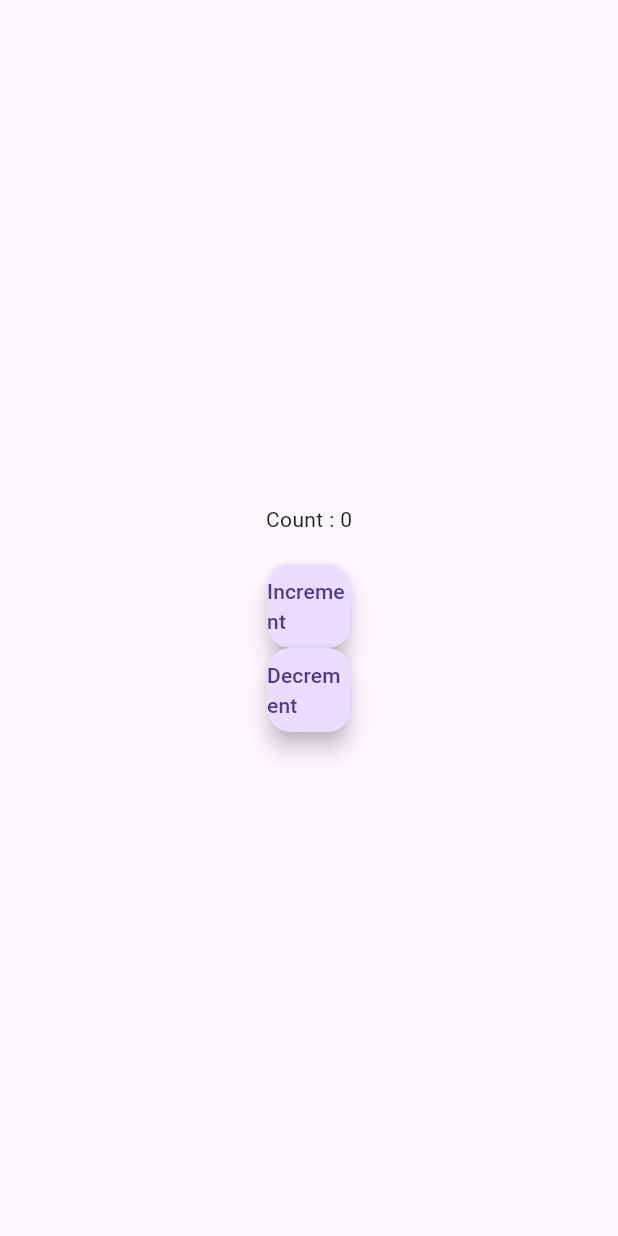
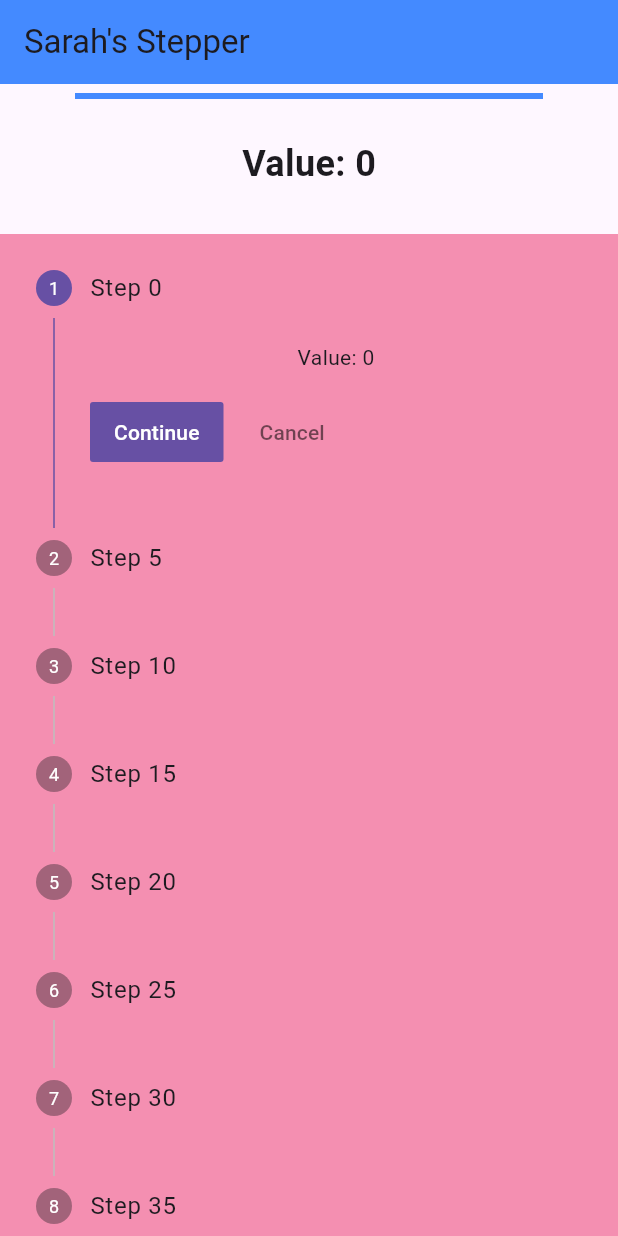
Before and after one commit to onurerdem1/neon_academy_workspace, a Flutter app: the screen it shows after launch, on a phone screen of 412 x 824 dp. Run offline on Flutter 3.47's test engine with Material 3 defaults, Android fonts, the phone set to English and light mode, and no system bars; our stand-ins replace audioplayers, dio, flutter_bloc, flutter_colorpicker, flutter_local_notifications, flutter_mobx and 8 more; missing offline and left inert: onesignal_flutter; accounts and stored records are empty; generated files the repository leaves out were written again.

Commit message:
stepper done

```diff
--- a/lib/main.dart
+++ b/lib/main.dart
@@ -2,6 +2,8 @@ import 'package:flutter/material.dart';
 import 'package:flutter_bloc/flutter_bloc.dart';
 import 'package:neon_academy_workspace/bloc/bloc_view.dart';
 import 'package:neon_academy_workspace/bloc/counter_bloc.dart';
+import 'package:neon_academy_workspace/lottie.dart';
+import 'package:neon_academy_workspace/stepper.dart';
 
 void main() async {
   runApp(
@@ -15,11 +17,7 @@ class MainApp extends StatelessWidget {
   @override
   Widget build(BuildContext context) {
     return MaterialApp(
-      home: Scaffold(
-          body: BlocProvider(
-        create: (context) => CounterBloc(),
-        child: BlocView(),
-      )),
+      home: StepperApp(),
       debugShowCheckedModeBanner: false,
     );
   }
--- /dev/null
+++ b/lib/stepper.dart
@@ -0,0 +1,145 @@
+import 'package:flutter/material.dart';
+
+class StepperApp extends StatelessWidget {
+  @override
+  Widget build(BuildContext context) {
+    return MaterialApp(
+      debugShowCheckedModeBanner: false,
+      home: StepperScreen(),
+    );
+  }
+}
+
+class StepperScreen extends StatefulWidget {
+  @override
+  _StepperScreenState createState() => _StepperScreenState();
+}
+
+class _StepperScreenState extends State<StepperScreen> {
+  int _currentValue = 0;
+  final int _minValue = 0;
+  final int _maxValue = 50;
+  final int _step = 5;
+
+  int _currentStep = 0;
+
+  void _increment() {
+    if (_currentValue + _step <= _maxValue) {
+      setState(() {
+        _currentValue += _step;
+      });
+    }
+  }
+
+  void _decrement() {
+    if (_currentValue - _step >= _minValue) {
+      setState(() {
+        _currentValue -= _step;
+      });
+    }
+  }
+
+  @override
+  Widget build(BuildContext context) {
+    return Scaffold(
+      appBar: AppBar(
+        title: Text('Sarah\'s Stepper'),
+        backgroundColor: Colors.blueAccent,
+      ),
+      body: SingleChildScrollView(
+        child: Column(
+          mainAxisAlignment: MainAxisAlignment.center,
+          children: [
+            Divider(
+              thickness: 4,
+              color: Colors.blueAccent,
+              indent: 50,
+              endIndent: 50,
+            ),
+            SizedBox(height: 20),
+            Text(
+              'Value: $_currentValue',
+              style: TextStyle(fontSize: 24, fontWeight: FontWeight.bold),
+            ),
+            SizedBox(height: 30),
+            Container(
+              color: Colors.pink[200],
+              child: Stepper(
+                currentStep: _currentStep,
+                onStepContinue: () {
+                  if (_currentValue + _step <= _maxValue) {
+                    _increment();
+                    setState(() {
+                      _currentStep =
+                          (_currentStep + 1).clamp(0, _maxValue ~/ _step);
+                    });
+                  }
+                },
+                onStepCancel: () {
+                  if (_currentValue - _step >= _minValue) {
+                    _decrement();
+                    setState(() {
+                      _currentStep =
+                          (_currentStep - 1).clamp(0, _maxValue ~/ _step);
+                    });
+                  }
+                },
+                steps: List.generate(
+                  (_maxValue ~/ _step) + 1,
+                  (index) => Step(
+                    title: Text('Step ${index * _step}'),
+                    content: Text('Value: ${index * _step}'),
+                    isActive: _currentStep == index,
+                  ),
+                ),
+              ),
+            ),
+            SizedBox(height: 30),
+            Row(
+              mainAxisAlignment: MainAxisAlignment.center,
+              children: [
+                ElevatedButton(
+                  onPressed: _decrement,
+                  style: ElevatedButton.styleFrom(
+                    padding: EdgeInsets.all(10),
+                    shape: CircleBorder(),
+                    backgroundColor: Colors.white,
+                  ),
+                  child: Column(
+                    children: [
+                      Image.asset(
+                        'assets/decrement_doll.png',
+                        height: 50,
+                        width: 50,
+                      ),
+                      Icon(Icons.favorite, color: Colors.pinkAccent, size: 20),
+                    ],
+                  ),
+                ),
+                SizedBox(width: 20),
+                ElevatedButton(
+                  onPressed: _increment,
+                  style: ElevatedButton.styleFrom(
+                    padding: EdgeInsets.all(10),
+                    shape: CircleBorder(),
+                    backgroundColor: Colors.white,
+                  ),
+                  child: Column(
+                    children: [
+                      Image.asset(
+                        'assets/increment_doll.png',
+                        height: 50,
+                        width: 50,
+                      ),
+                      Icon(Icons.favorite, color: Colors.pinkAccent, size: 20),
+                    ],
+                  ),
+                ),
+              ],
+            ),
+          ],
+        ),
+      ),
+    );
+  }
+}
```
Also changed, not shown: pubspec.lock, 2 other files.
